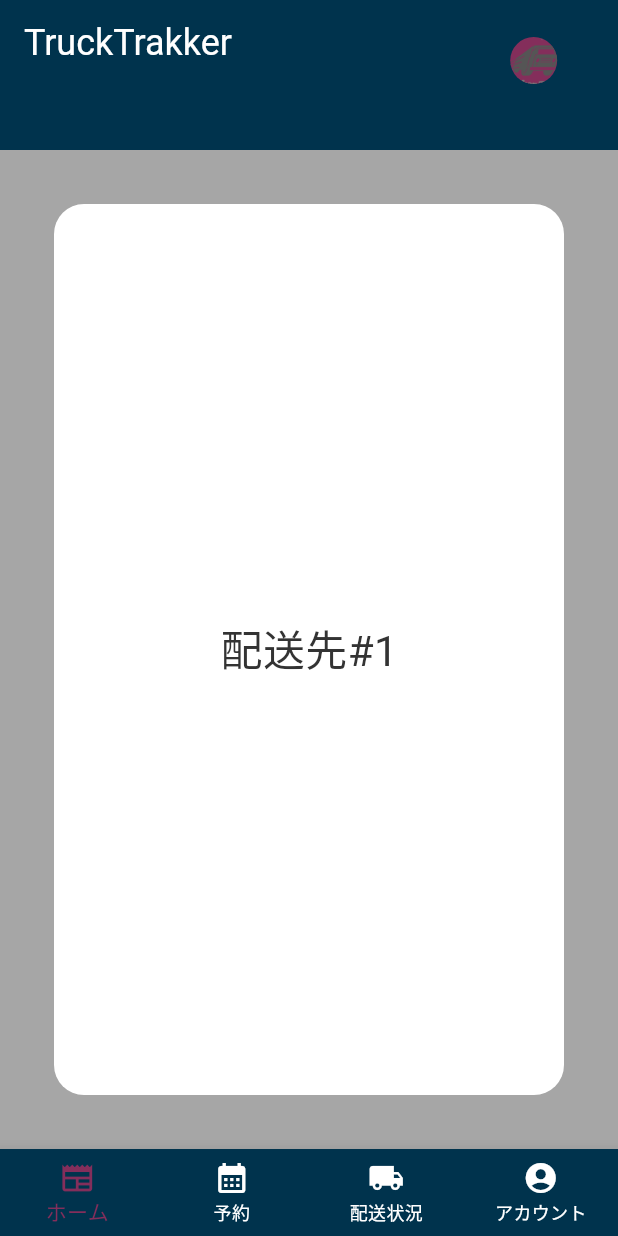
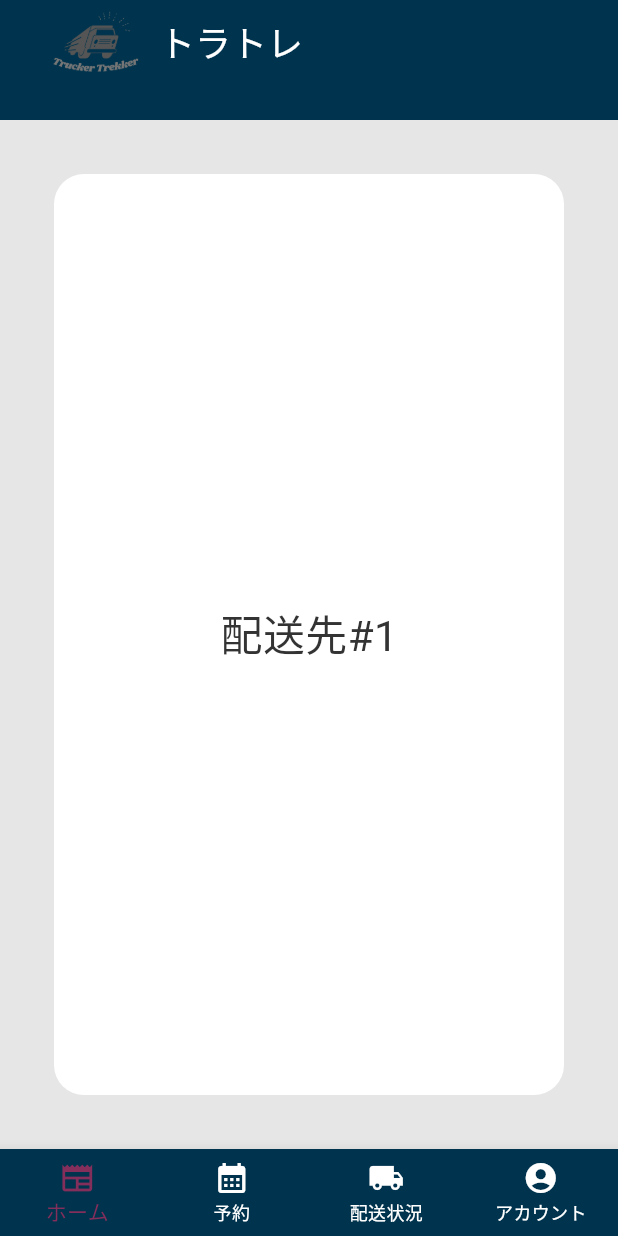
Before and after one commit to IH41jp-ac-hal/TTT, a Flutter app: the screen it shows after launch, after a tap on "ゲストでログイン", on a phone screen of 412 x 824 dp. Run offline on Flutter 3.47's test engine with Material 3 defaults, Android fonts, the phone set to English and light mode, and no system bars; our stand-ins replace image_picker.

Commit message:
画面改良

```diff
--- a/lib/screens/HomePage.dart
+++ b/lib/screens/HomePage.dart
@@ -29,38 +29,37 @@ class HomePageScreen extends StatelessWidget {
 
     return Scaffold(
       appBar: PreferredSize(
-        preferredSize: Size.fromHeight(getAppBarHeight(context)),
+        preferredSize: Size.fromHeight(80.0), // AppBarの高さをここで指定します
         child: AppBar(
-          centerTitle: false,
-          title: Text(
-            'TruckTrakker',
-            style: TextStyle(
-              fontSize: getAppBarFontSize(context),
-              height: 1.2,
-              color: Colors.white,
-            ),
+          title: Row(
+            children: [
+              Container(
+                width: 90,
+                height: 90,
+                decoration: const BoxDecoration(
+                  image: DecorationImage(
+                    image: AssetImage('assets/logo.png'),
+                  ),
+                ),
+              ),
+              Text(
+                'トラトレ',
+                style: TextStyle(
+                  fontSize: getAppBarFontSize(context),
+                  color: Colors.white,
+                ),
+              ),
+            ],
           ),
           backgroundColor: Color(0xFF00334d),
           actions: <Widget>[
             Padding(
-              padding: EdgeInsets.only(
-                  right: 15.0, top: MediaQuery.of(context).size.height * 0.03),
-              child: Container(
-                width: MediaQuery.of(context).size.width * 0.2,
-                decoration: BoxDecoration(
-                  color: Color(0xFF842e5b),
-                  shape: BoxShape.circle,
-                  image: DecorationImage(
-                    fit: BoxFit.cover,
-                    image: AssetImage('assets/logo.png'),
-                  ),
-                ),
-              ),
+              padding: const EdgeInsets.all(16.0),
             ),
           ],
         ),
       ),
-      backgroundColor: Color(0xFFa6a6a6),
+      backgroundColor: Color(0xFFe6e6e6),
       body: CardSlider(
         cards: valuesData,
         bottomOffset: .0005,
@@ -83,10 +82,10 @@ class HomePageScreen extends StatelessWidget {
 
   double getAppBarFontSize(BuildContext context) {
     double screenWidth = MediaQuery.of(context).size.width;
-    if (screenWidth < 600) {
-      return 24.0; // Small screen width
-    } else if (screenWidth < 900) {
-      return 26.0; // Medium screen width
+    if (screenWidth < 400) {
+      return 20.0; // Small screen width
+    } else if (screenWidth < 800) {
+      return 24.0; // Medium screen width
     } else {
       return 28.0; // Large screen width
     }
@@ -121,7 +120,7 @@ class _CardSliderState extends State<CardSlider> {
     super.initState();
     _pageController = PageController(initialPage: 0);
 
-    _timer = Timer.periodic(Duration(seconds: 3), (Timer timer) {
+    _timer = Timer.periodic(Duration(seconds: 4), (Timer timer) {
       if (_currentPage < widget.cards.length - 1) {
         _currentPage++;
       } else {
@@ -130,8 +129,8 @@ class _CardSliderState extends State<CardSlider> {
 
       _pageController.animateToPage(
         _currentPage,
-        duration: Duration(milliseconds: 300),
-        curve: Curves.easeIn,
+        duration: Duration(milliseconds: 400),
+        curve: Curves.easeInOut,
       );
     });
   }
--- a/lib/user/Login.dart
+++ b/lib/user/Login.dart
@@ -60,18 +60,34 @@ class _LoginPageState extends State<LoginPage> {
   @override
   Widget build(BuildContext context) {
     return Scaffold(
-      appBar: AppBar(
-        title: Text(
-          'TruckerTrekker',
-          style: TextStyle(color: const Color.fromARGB(255, 255, 0, 0)),
+      appBar: PreferredSize(
+        preferredSize: Size.fromHeight(80.0), // AppBarの高さをここで指定します
+        child: AppBar(
+          title: Row(
+            children: [
+              Container(
+                width: 90,
+                height: 90,
+                decoration: const BoxDecoration(
+                  image: DecorationImage(
+                    image: AssetImage('assets/logo.png'), //画像
+                  ),
+                ),
+              ),
+              Text(
+                'TruckerTrekker',
+                style: TextStyle(color: Colors.white),
+              ),
+            ],
+          ),
+          backgroundColor: Color(0xFF00334d),
         ),
-        backgroundColor: Colors.black,
       ),
       body: Center(
         child: Column(
           mainAxisAlignment: MainAxisAlignment.center,
           children: [
-            Text('ログイン', style: TextStyle(fontSize: 35)),
+            Text('❖LOGIN❖', style: TextStyle(fontSize: 35)),
             Text(
               'メールアドレスとパスワードを入力してください',
               style: TextStyle(fontSize: 15),
@@ -116,7 +132,10 @@ class _LoginPageState extends State<LoginPage> {
                     ),
                     ElevatedButton(
                       onPressed: _login,
-                      child: const Text('ログイン'),
+                      child: const Text(
+                        'ログイン',
+                        style: TextStyle(color: Color(0xFF00334d)),
+                      ),
                       style: ElevatedButton.styleFrom(
                         fixedSize: Size(144, double.infinity),
                       ),
@@ -126,20 +145,27 @@ class _LoginPageState extends State<LoginPage> {
                     ),
                     ElevatedButton(
                       onPressed: _loginAsGuest,
-                      child: const Text('ゲストでログイン'),
+                      child: const Text(
+                        'ゲストでログイン',
+                        style: TextStyle(color: Color(0xFF00334d)),
+                      ),
                     ),
                     const SizedBox(
                       height: 16,
                     ),
-                    TextButton(
+                    ElevatedButton(
                       onPressed: _navigateToSignup,
-                      child: const Text('新規会員登録'),
+                      child: const Text(
+                        '新規会員登録',
+                        style: TextStyle(color: Color(0xFF00334d)),
+                      ),
                     ),
                   ],
                 )),
           ],
         ),
       ),
+      backgroundColor: Color(0xFF00334d),
     );
   }
 }
```
Also changed, not shown: lib/screens/EditAccount.dart (+18 -4 lines), lib/screens/Information.dart (+25 -21 lines), lib/screens/Reservation.dart (+45 -42 lines), lib/screens/account.dart (+31 -23 lines), lib/user/Sign.dart (+12 -6 lines).
